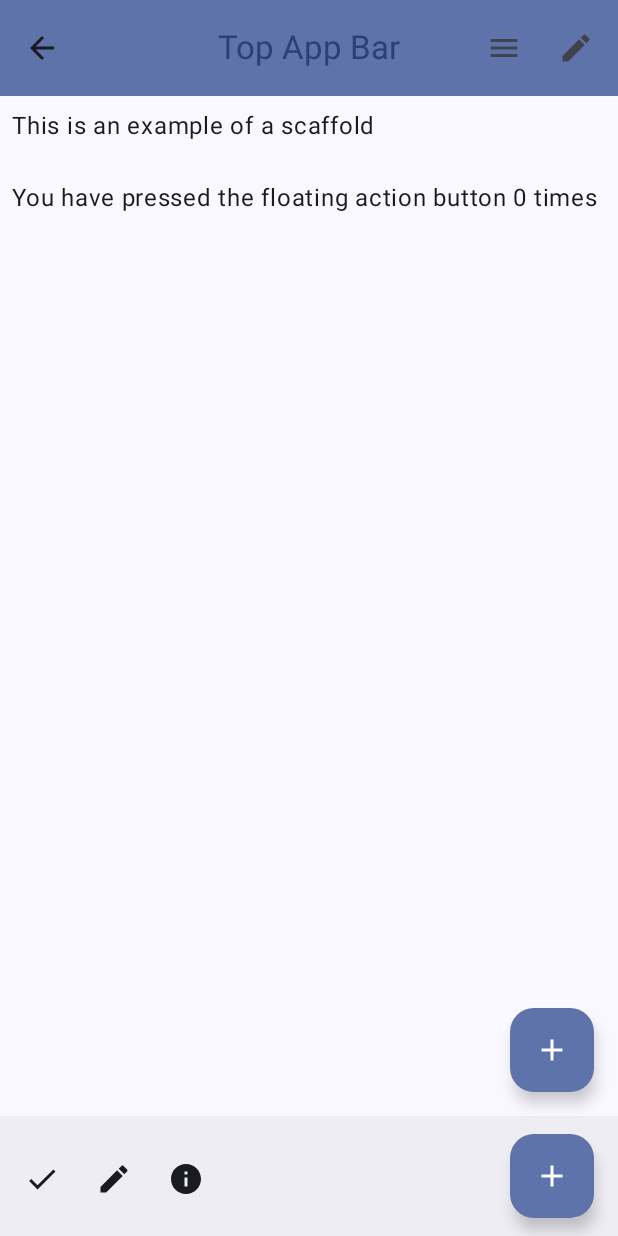
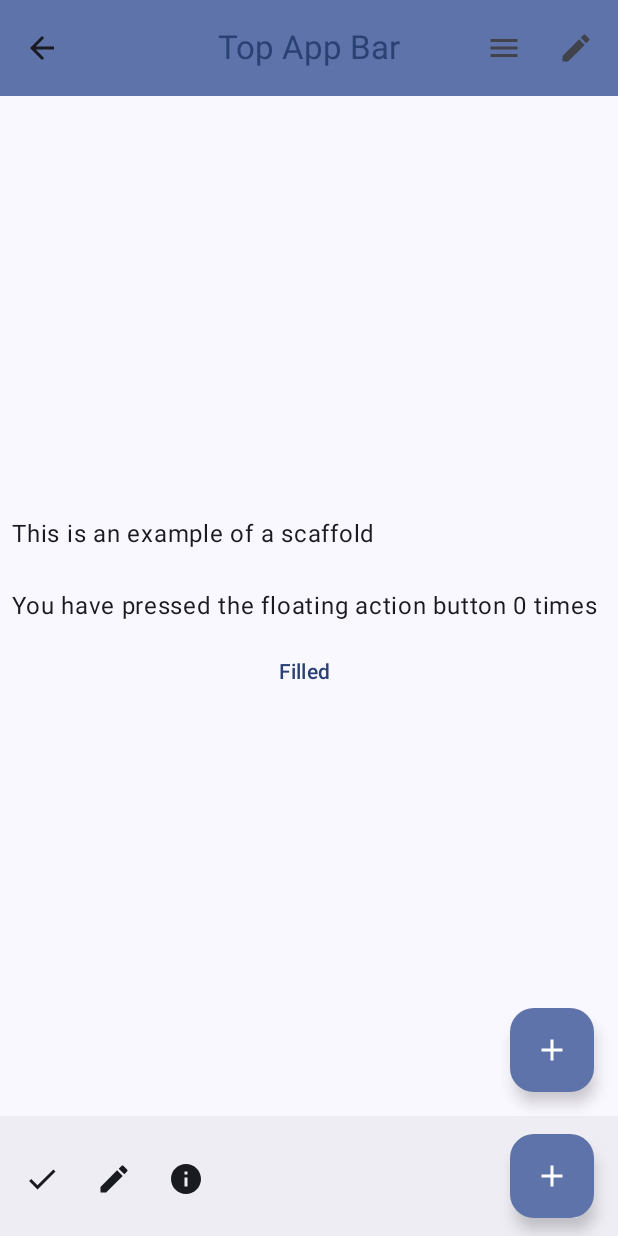
Before and after one commit to ji-circle/mobile6, an Android app built with Jetpack Compose: the screen it shows after launch (MainActivity), on a phone screen of 412 x 824 dp. Run offline under Robolectric (Android 15) with nearby library versions, the phone set to English and light mode, and no system bars.

Commit message:
add: 버튼 추가, 버튼 종류와 정렬

```diff
--- a/app/src/main/java/com/example/secondapp6/MainActivity.kt
+++ b/app/src/main/java/com/example/secondapp6/MainActivity.kt
@@ -6,6 +6,7 @@ import androidx.activity.compose.setContent
 import androidx.activity.enableEdgeToEdge
 import androidx.compose.foundation.layout.Arrangement
 import androidx.compose.foundation.layout.Column
+import androidx.compose.foundation.layout.fillMaxHeight
 import androidx.compose.foundation.layout.fillMaxSize
 import androidx.compose.foundation.layout.fillMaxWidth
 import androidx.compose.foundation.layout.padding
@@ -17,14 +18,19 @@ import androidx.compose.material.icons.filled.Edit
 import androidx.compose.material.icons.filled.Info
 import androidx.compose.material.icons.filled.Menu
 import androidx.compose.material3.BottomAppBar
+import androidx.compose.material3.Button
 import androidx.compose.material3.CenterAlignedTopAppBar
+import androidx.compose.material3.ElevatedButton
 import androidx.compose.material3.ExperimentalMaterial3Api
+import androidx.compose.material3.FilledTonalButton
 import androidx.compose.material3.FloatingActionButton
 import androidx.compose.material3.Icon
 import androidx.compose.material3.IconButton
 import androidx.compose.material3.MaterialTheme
+import androidx.compose.material3.OutlinedButton
 import androidx.compose.material3.Scaffold
 import androidx.compose.material3.Text
+import androidx.compose.material3.TextButton
 import androidx.compose.material3.TopAppBar
 import androidx.compose.material3.TopAppBarDefaults.topAppBarColors
 import androidx.compose.runtime.Composable
@@ -34,6 +40,7 @@ import androidx.compose.runtime.mutableStateOf
 import androidx.compose.runtime.remember
 import androidx.compose.runtime.saveable.rememberSaveable
 import androidx.compose.runtime.setValue
+import androidx.compose.ui.Alignment
 import androidx.compose.ui.Modifier
 import androidx.compose.ui.text.style.TextAlign
 import androidx.compose.ui.tooling.preview.Preview
@@ -84,12 +91,9 @@ fun ScaffoldExample() {
             )
         },
         bottomBar = {
-            //action이 들어가 있는 bottom app bar
-            //  이것도 row scope가 들어가있음
             BottomAppBar(actions = {
                 IconButton(onClick = {}) {
                     Icon(imageVector = Icons.Filled.Check, contentDescription = "Check")
-                    //위 코드 한 줄을 이 안에 더 넣으면 겹쳐져 버림... 같은 위치에.
                 }
                 IconButton(onClick = {}) {
                     Icon(imageVector = Icons.Filled.Edit, contentDescription = "Check")
@@ -98,8 +102,6 @@ fun ScaffoldExample() {
                     Icon(imageVector = Icons.Filled.Info, contentDescription = "Check")
                 }
             },
-                //bottomappbar의 actions의 괄호 범위 안에 floatingactionbutton 넣을 수 있음..
-                // bottom app bar 안의 구성요소로 fab가 들어간 것임!
                 floatingActionButton = {
                     FloatingActionButton(onClick = {presses += 1}) {
                         Icon(imageVector = Icons.Default.Add, contentDescription = "Add")
@@ -114,8 +116,14 @@ fun ScaffoldExample() {
         }
     ) { innerPadding ->
         Column(
-            verticalArrangement = Arrangement.spacedBy(16.dp),
-            modifier = Modifier.padding(innerPadding)
+//            verticalArrangement = Arrangement.spacedBy(16.dp),
+            //  center로 바꾸기 전에, 컬럼의 영역을 전체로 바꿔준 다음에 해야 함!
+            //body에서 컬럼의 내용을 세로중앙 정렬... 중앙정렬이 아님! y축 방향으로...
+            verticalArrangement = Arrangement.Center,
+            //이건 컬럼들 단위로 중앙정렬... 컬럼 안의 텍스트에 대해서는(버튼 안 텍스트 제외) 중앙정렬하지 않음
+            horizontalAlignment = Alignment.CenterHorizontally,
+//            modifier = Modifier.padding(innerPadding)
+            modifier = Modifier.fillMaxHeight().padding(innerPadding)
         ) {
             Text(
                 modifier = Modifier.padding((8.dp)),
@@ -126,6 +134,20 @@ fun ScaffoldExample() {
                                     You have pressed the floating action button $presses times
                                 """.trimIndent()
             )
+            //버튼 추가
+            //  배치, 배열은 위에서, 컬럼 다음의 괄호 안에서 처리
+            //그냥 button으로 해도 됨... 색은 기본색
+//            Button(onClick = {}) {
+            //이러면 색이 바뀜... primary 색과 맞춰서 자동으로 들어감.
+//            FilledTonalButton(onClick = {}) {
+            //이러면 테두리 있는 버튼
+//            OutlinedButton(onClick = {}) {
+            //약간 입체적...?
+//            ElevatedButton(onClick = {}) {
+            //텍스트만 있는 버튼
+            TextButton(onClick = {}) {
+                Text("Filled")
+            }
         }
     }
 }
```
